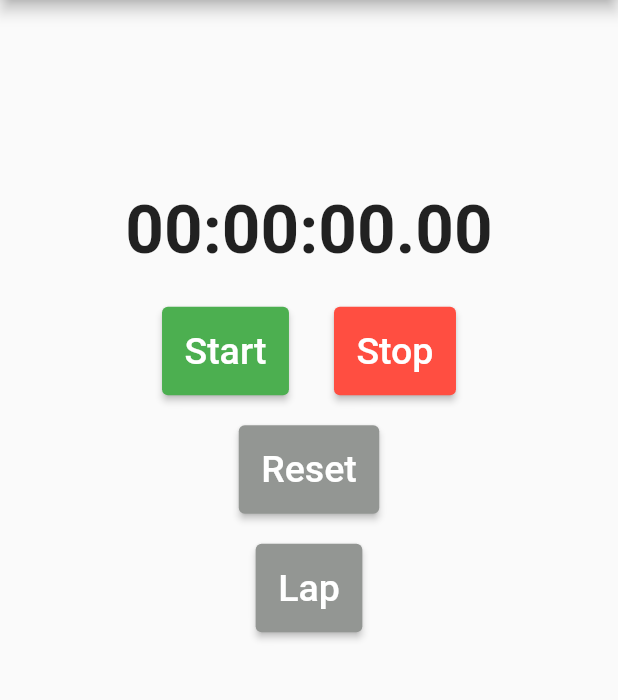
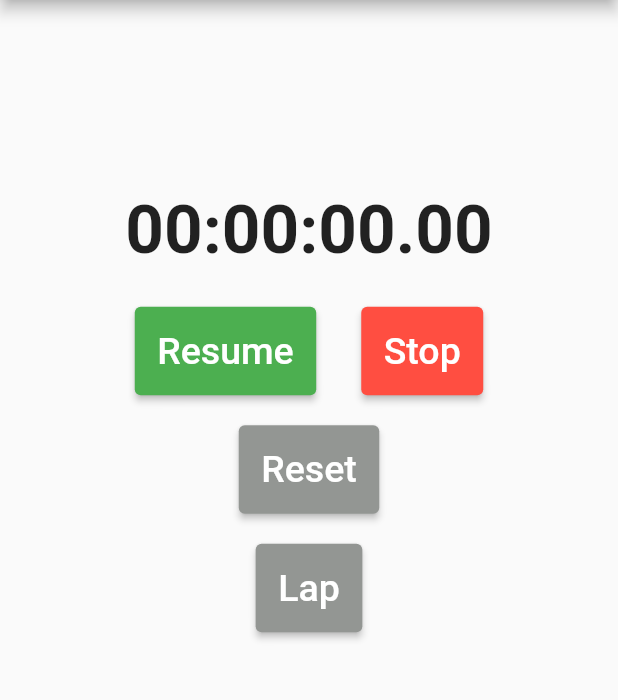
Before and after one commit to ChiriacCatalin/TPPM, a Flutter app: the screen it shows after launch, after a tap on "Stop", on a phone screen of 412 x 824 dp, the part 84-784 px from its top. Run offline on Flutter 3.47's test engine with Material 2 defaults, Android fonts, the phone set to English and light mode, and no system bars; our stand-ins replace stop_watch_timer.

Commit message:
changed start to resume when neccessary

```diff
--- a/stopwatch/lib/main.dart
+++ b/stopwatch/lib/main.dart
@@ -16,6 +16,7 @@ class MyAppState extends State<MyApp> {
   int value = 1;
   final StopWatchTimer _stopWatchTimer = StopWatchTimer();
   final _scrollControler = ScrollController();
+  String button_text = 'Start';
 
   @override
   void dispose() async {
@@ -60,8 +61,8 @@ class MyAppState extends State<MyApp> {
                         onPressed: () {
                           _stopWatchTimer.onExecute.add(StopWatchExecute.start);
                         },
-                        child:
-                            Text('Start', style: const TextStyle(fontSize: 25)),
+                        child: Text(button_text,
+                            style: const TextStyle(fontSize: 25)),
                         style: ElevatedButton.styleFrom(
                           primary: Colors.green,
                           padding: const EdgeInsets.symmetric(
@@ -70,6 +71,9 @@ class MyAppState extends State<MyApp> {
                 ElevatedButton(
                     onPressed: () {
                       _stopWatchTimer.onExecute.add(StopWatchExecute.stop);
+                      setState(() {
+                        button_text = 'Resume';
+                      });
                     },
                     child: Text('Stop', style: const TextStyle(fontSize: 25)),
                     style: ElevatedButton.styleFrom(
@@ -81,6 +85,9 @@ class MyAppState extends State<MyApp> {
           ElevatedButton(
               onPressed: () {
                 _stopWatchTimer.onExecute.add(StopWatchExecute.reset);
+                setState(() {
+                  button_text = 'Start';
+                });
               },
               child: Text('Reset', style: const TextStyle(fontSize: 25)),
               style: ElevatedButton.styleFrom(
```
